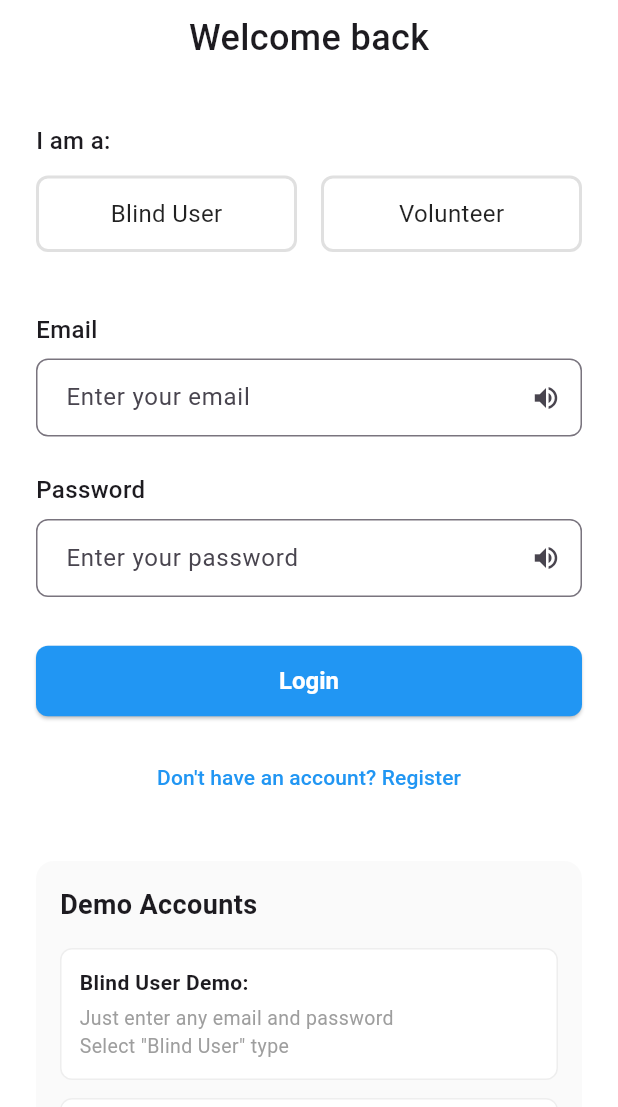
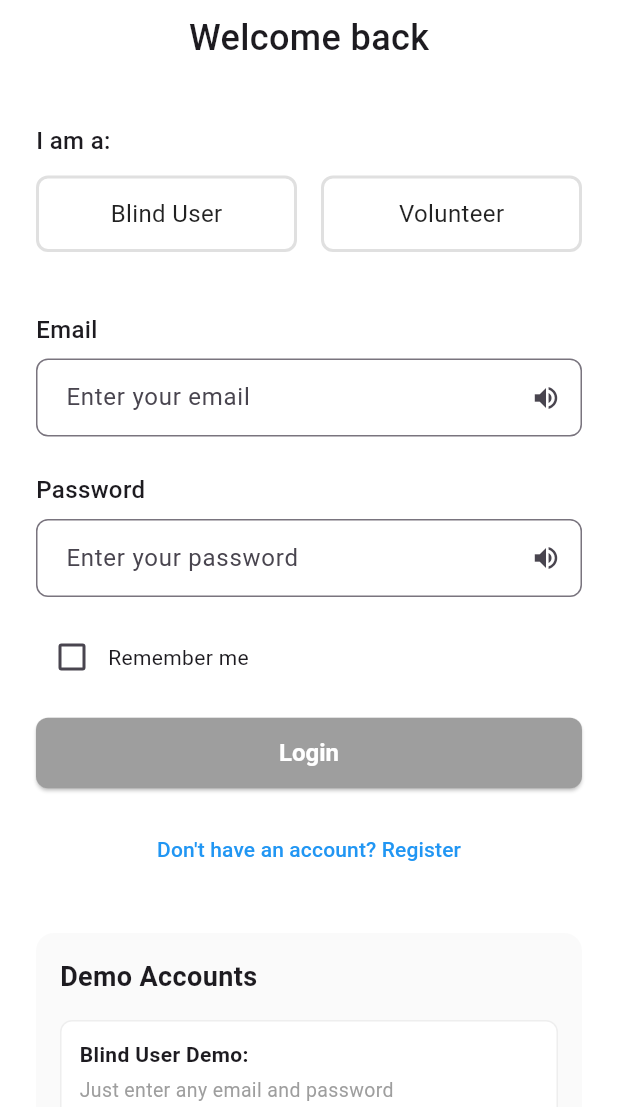
Before and after one commit to dotrovi/BlindFriend, a Flutter app: the screen it shows after launch, on a phone screen of 412 x 824 dp, the part 129-1236 px from its top. Run offline on Flutter 3.47's test engine with Material 3 defaults, Android fonts, the phone set to English and light mode, and no system bars; our stand-ins replace cloud_firestore, firebase_auth, firebase_core, shared_preferences; accounts and stored records are empty.

Commit message:
blind user login&register

```diff
--- a/lib/login_page.dart
+++ b/lib/login_page.dart
@@ -2,6 +2,7 @@ import 'package:firebase_auth/firebase_auth.dart';
 import 'package:flutter/material.dart';
 import 'package:flutter/services.dart';
 import 'package:flutter/foundation.dart' show kIsWeb;
+import 'package:shared_preferences/shared_preferences.dart';
 import 'register_page.dart';
 import 'services/firebase_service.dart';
 
@@ -40,6 +41,38 @@ class _LoginPageState extends State<LoginPage> {
   final _formKey = GlobalKey<FormState>();
   final FirebaseService _firebaseService = FirebaseService();
   String? _selectedUserType;
+  bool _rememberMe = false;
+
+  @override
+  void initState() {
+    super.initState();
+    _loadSavedCredentials();
+  }
+
+  Future<void> _loadSavedCredentials() async {
+    final prefs = await SharedPreferences.getInstance();
+    final rememberMe = prefs.getBool('remember_me') ?? false;
+    if (rememberMe) {
+      setState(() {
+        _rememberMe = true;
+        _emailController.text = prefs.getString('saved_email') ?? '';
+        _passwordController.text = prefs.getString('saved_password') ?? '';
+      });
+    }
+  }
+
+  Future<void> _saveCredentials() async {
+    final prefs = await SharedPreferences.getInstance();
+    if (_rememberMe) {
+      await prefs.setBool('remember_me', true);
+      await prefs.setString('saved_email', _emailController.text);
+      await prefs.setString('saved_password', _passwordController.text);
+    } else {
+      await prefs.setBool('remember_me', false);
+      await prefs.remove('saved_email');
+      await prefs.remove('saved_password');
+    }
+  }
 
   @override
   void dispose() {
@@ -74,6 +107,7 @@ class _LoginPageState extends State<LoginPage> {
         if (mounted) Navigator.pop(context);
 
         if (user != null) {
+          await _saveCredentials(); // Save credentials if remember me is checked
           _speak('Login successful');
           ScaffoldMessenger.of(
             context,
@@ -319,7 +353,25 @@ class _LoginPageState extends State<LoginPage> {
                     ),
                   ],
                 ),
-                const SizedBox(height: 32),
+                const SizedBox(height: 16),
+
+                // Remember Me checkbox
+                Row(
+                  children: [
+                    Checkbox(
+                      value: _rememberMe,
+                      onChanged: (value) {
+                        setState(() {
+                          _rememberMe = value ?? false;
+                        });
+                        _speak(_rememberMe ? 'Remember me enabled' : 'Remember me disabled');
+                      },
+                    ),
+                    const Text('Remember me'),
+                    const Spacer(),
+                  ],
+                ),
+                const SizedBox(height: 16),
 
                 // Login Button
                 SizedBox(
@@ -328,7 +380,11 @@ class _LoginPageState extends State<LoginPage> {
                     onPressed: _handleLogin,
                     style: ElevatedButton.styleFrom(
                       padding: const EdgeInsets.symmetric(vertical: 14),
-                      backgroundColor: Colors.blue,
+                      backgroundColor: _selectedUserType == 'blind'
+                          ? Colors.blue
+                          : _selectedUserType == 'volunteer'
+                              ? Colors.green
+                              : Colors.grey,
                       foregroundColor: Colors.white,
                       textStyle: const TextStyle(
                         fontSize: 16,
--- a/pubspec.yaml
+++ b/pubspec.yaml
@@ -13,6 +13,7 @@ dependencies:
   firebase_auth: ^6.4.0
   firebase_ui_auth: ^3.0.1
   cloud_firestore: ^6.3.0
+  shared_preferences: ^2.2.2
 
   # a bug where brightness was not found in the latest version of firebase_ui_shared (or something similar), so downgrade it to following if it happens
     # firebase_core: ^3.10.0
```
Also changed, not shown: lib/register_page.dart (+7 -3 lines), pubspec.lock, 1 other file.
